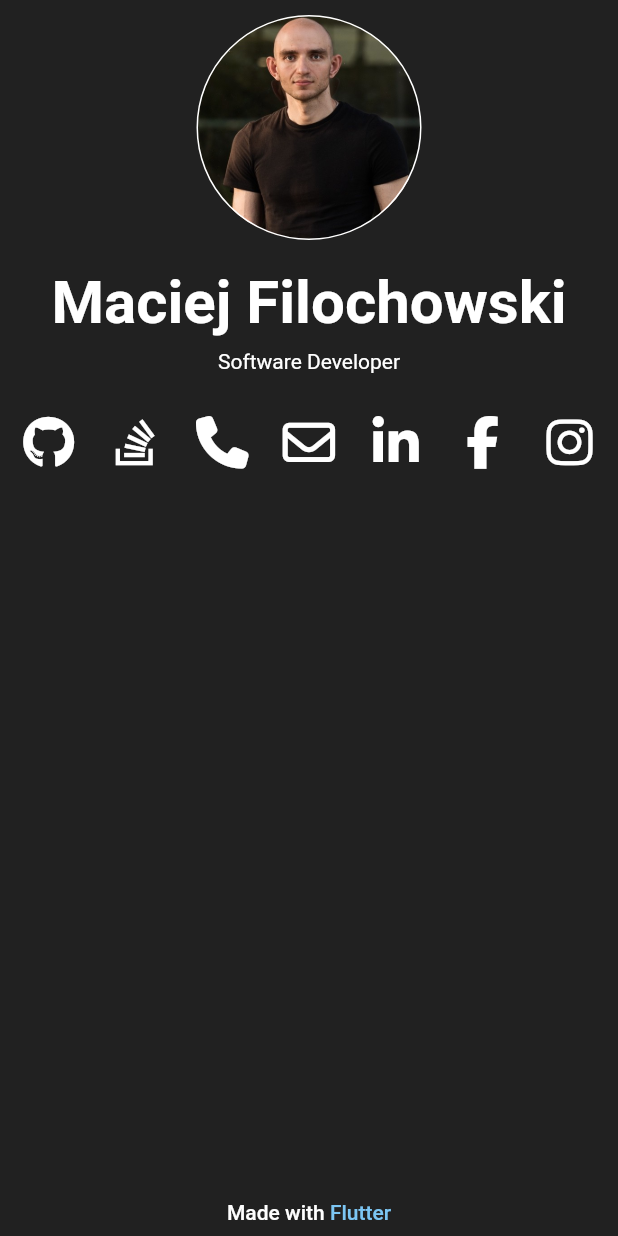
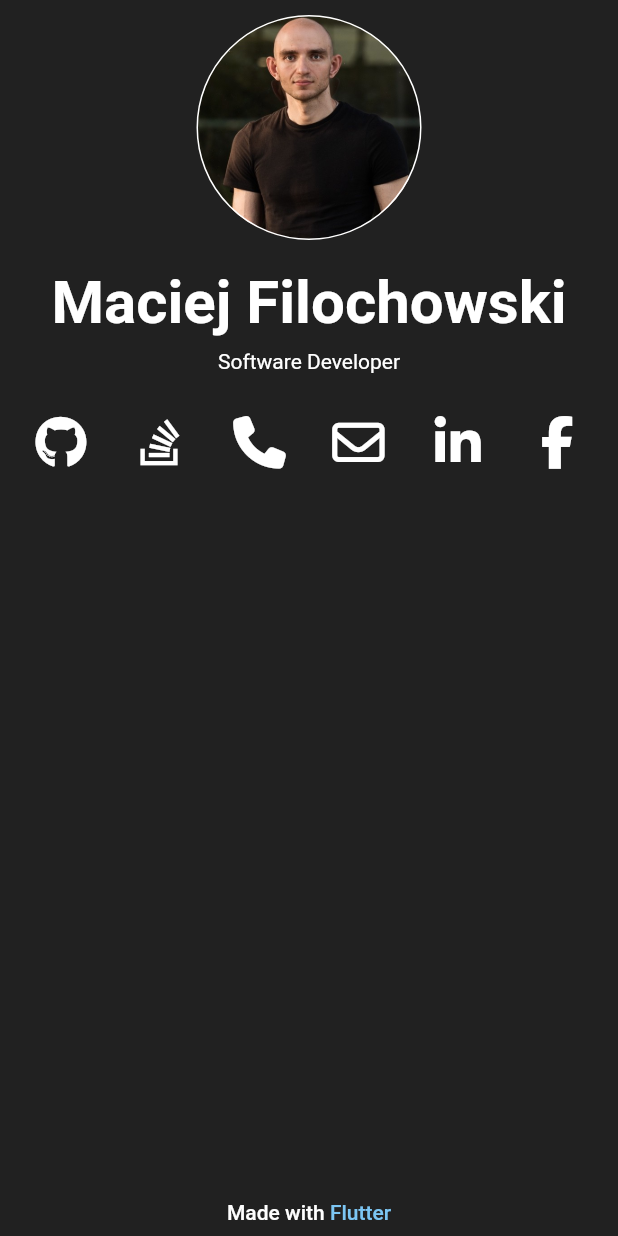
Before and after one commit to MaciejFilochowski/filochowski-dev, a Flutter app: the screen it shows after launch, on a phone screen of 412 x 824 dp. Run offline on Flutter 3.47's test engine with Material 2 defaults, Android fonts, the phone set to English and light mode, and no system bars; drawn by our look-alikes of animated_text_kit; our stand-ins replace font_awesome_flutter.

Commit message:
Instagram icon deleted

```diff
--- a/lib/main.dart
+++ b/lib/main.dart
@@ -137,13 +137,6 @@ class _HomePageState extends State<HomePage> {
                                     "https://www.facebook.com/maciej.filochowski.93/"));
                               },
                               icon: const FaIcon(FontAwesomeIcons.facebookF)),
-                          IconButton(
-                              tooltip: "Visit my Instagram",
-                              onPressed: () {
-                                launchUrl(Uri.parse(
-                                    "https://www.instagram.com/tenmaciejfilochowski/"));
-                              },
-                              icon: const FaIcon(FontAwesomeIcons.instagram)),
                         ],
                       ),
                     ],
```
